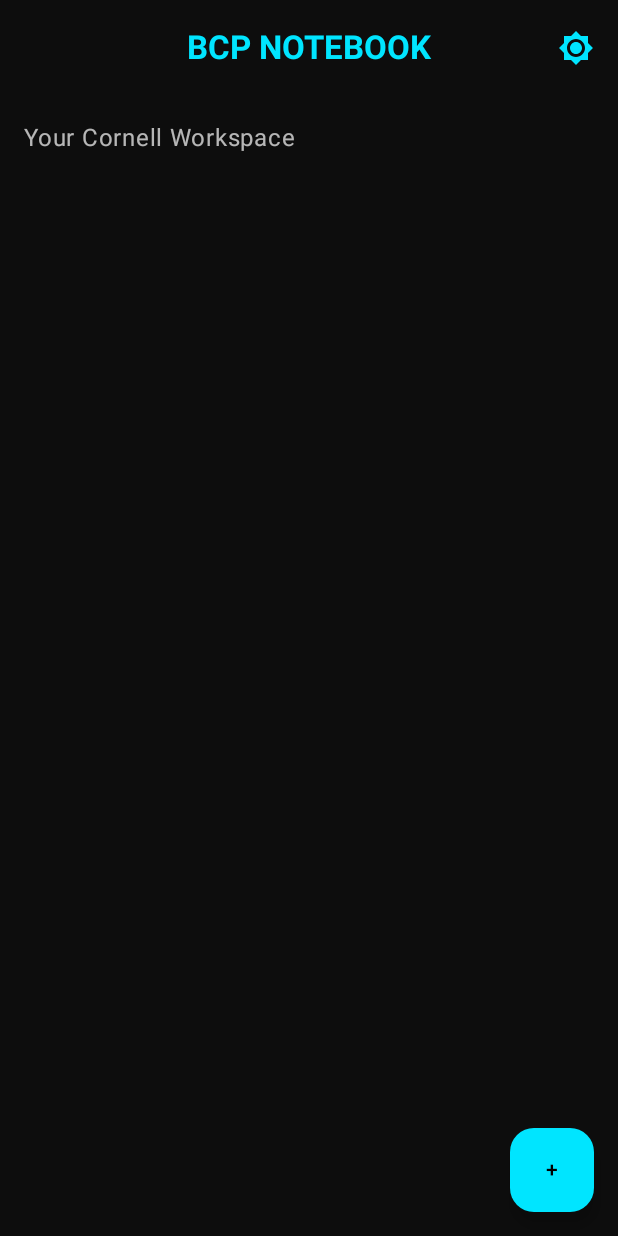
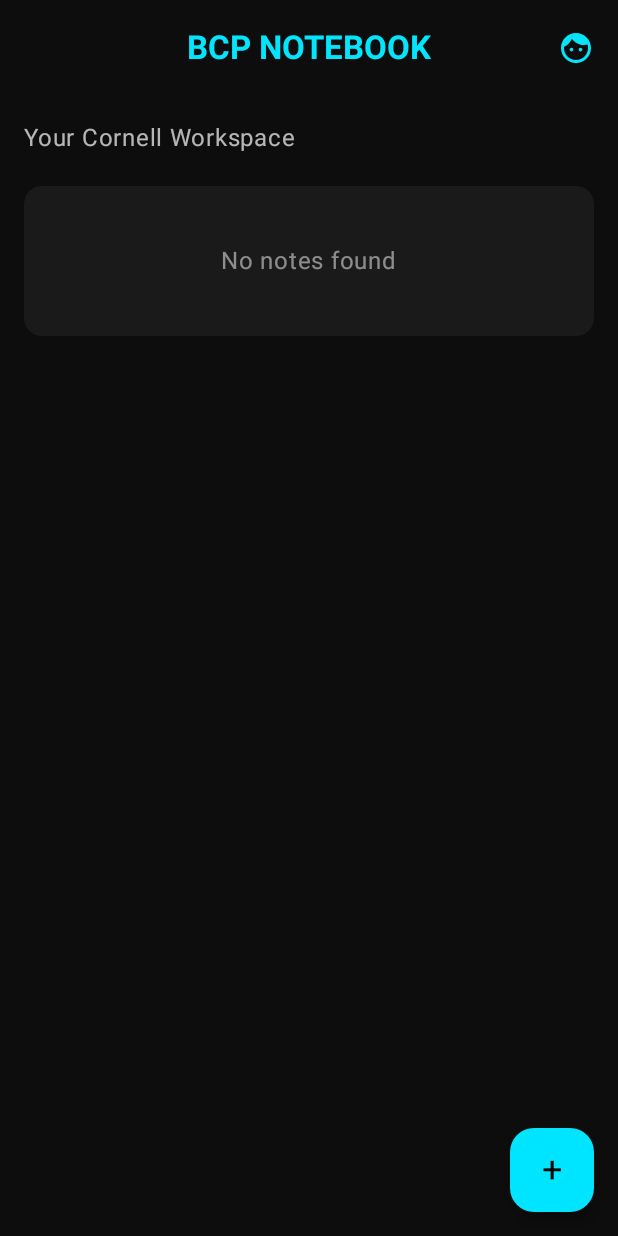
Before and after one commit to cybernahid-dev/BCP-NOTEBOOK, an Android app built with Jetpack Compose: the NotebookScreen screen opened through its navigation route, on a phone screen of 412 x 824 dp. Run offline under Robolectric (Android 15) with nearby library versions, the phone set to English and light mode, and no system bars.

Commit message:
Fix: Replaced missing icons with default ones for successful build

```diff
--- a/app/src/main/java/com/example/bcpnotebook/ui/NotebookScreen.kt
+++ b/app/src/main/java/com/example/bcpnotebook/ui/NotebookScreen.kt
@@ -2,8 +2,8 @@ package com.example.bcpnotebook.ui
 
 import androidx.compose.foundation.layout.*
 import androidx.compose.material.icons.Icons
-import androidx.compose.material.icons.filled.Brightness4
-import androidx.compose.material.icons.filled.Brightness7
+import androidx.compose.material.icons.filled.Build
+import androidx.compose.material.icons.filled.Face
 import androidx.compose.material3.*
 import androidx.compose.runtime.*
 import androidx.compose.ui.Modifier
@@ -15,7 +15,7 @@ import com.example.bcpnotebook.ui.theme.*
 @OptIn(ExperimentalMaterial3Api::class)
 @Composable
 fun NotebookScreen(navController: NavController) {
-    // থিম স্টেজ ম্যানেজমেন্ট (আপাতত লোকাল, পরে গ্লোবাল করা যাবে)
+    // থিম স্টেজ ম্যানেজমেন্ট
     var isDarkTheme by remember { mutableStateOf(true) }
 
     BCPNotebookTheme(darkTheme = isDarkTheme) {
@@ -25,8 +25,9 @@ fun NotebookScreen(navController: NavController) {
                     title = { Text("BCP NOTEBOOK", fontWeight = FontWeight.Bold) },
                     actions = {
                         IconButton(onClick = { isDarkTheme = !isDarkTheme }) {
+                            // Brightness আইকন এরর এড়াতে ডিফল্ট আইকন ব্যবহার
                             Icon(
-                                imageVector = if (isDarkTheme) Icons.Default.Brightness7 else Icons.Default.Brightness4,
+                                imageVector = if (isDarkTheme) Icons.Default.Face else Icons.Default.Build,
                                 contentDescription = "Toggle Theme",
                                 tint = MaterialTheme.colorScheme.primary
                             )
@@ -43,7 +44,7 @@ fun NotebookScreen(navController: NavController) {
                     onClick = { navController.navigate("add_note") },
                     containerColor = MaterialTheme.colorScheme.primary
                 ) {
-                    Text("+", color = MaterialTheme.colorScheme.onPrimary)
+                    Text("+", color = MaterialTheme.colorScheme.onPrimary, style = MaterialTheme.typography.headlineSmall)
                 }
             },
             containerColor = MaterialTheme.colorScheme.background
@@ -54,7 +55,15 @@ fun NotebookScreen(navController: NavController) {
                     color = MaterialTheme.colorScheme.onBackground.copy(alpha = 0.7f)
                 )
                 Spacer(modifier = Modifier.height(20.dp))
-                // নোটের লিস্ট এখানে আসবে
+
+                Card(
+                    modifier = Modifier.fillMaxWidth().height(100.dp),
+                    colors = CardDefaults.cardColors(containerColor = MaterialTheme.colorScheme.surface)
+                ) {
+                    Box(modifier = Modifier.fillMaxSize(), contentAlignment = androidx.compose.ui.Alignment.Center) {
+                        Text("No notes found", color = MaterialTheme.colorScheme.onSurface.copy(alpha = 0.5f))
+                    }
+                }
             }
         }
     }
```
